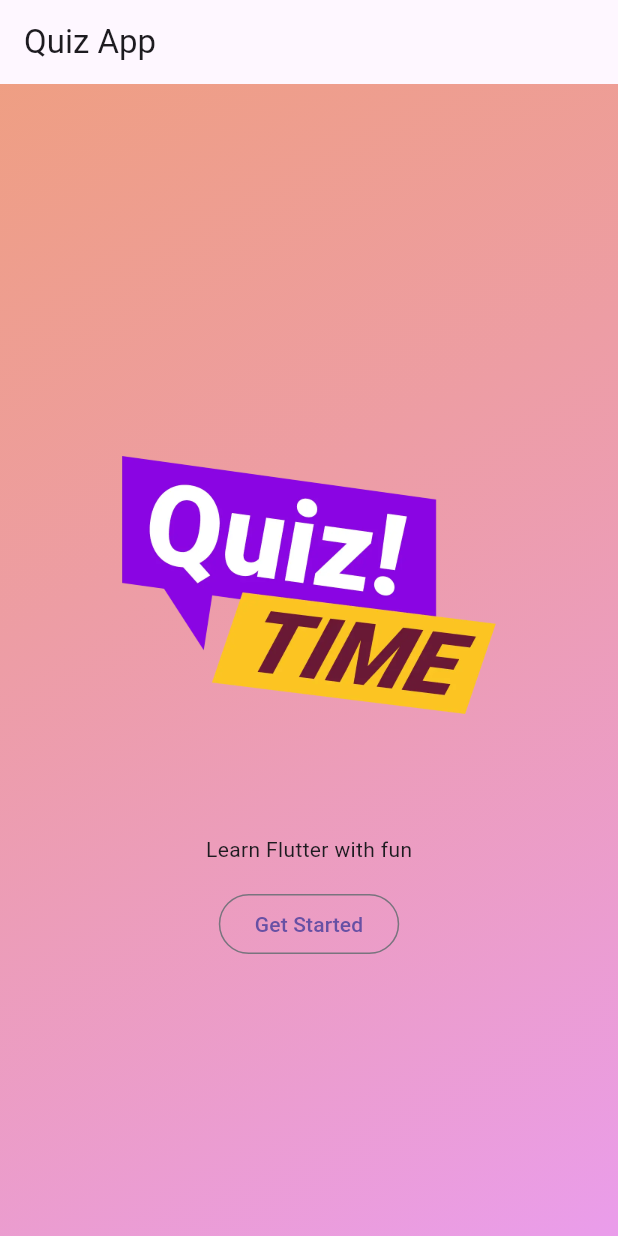
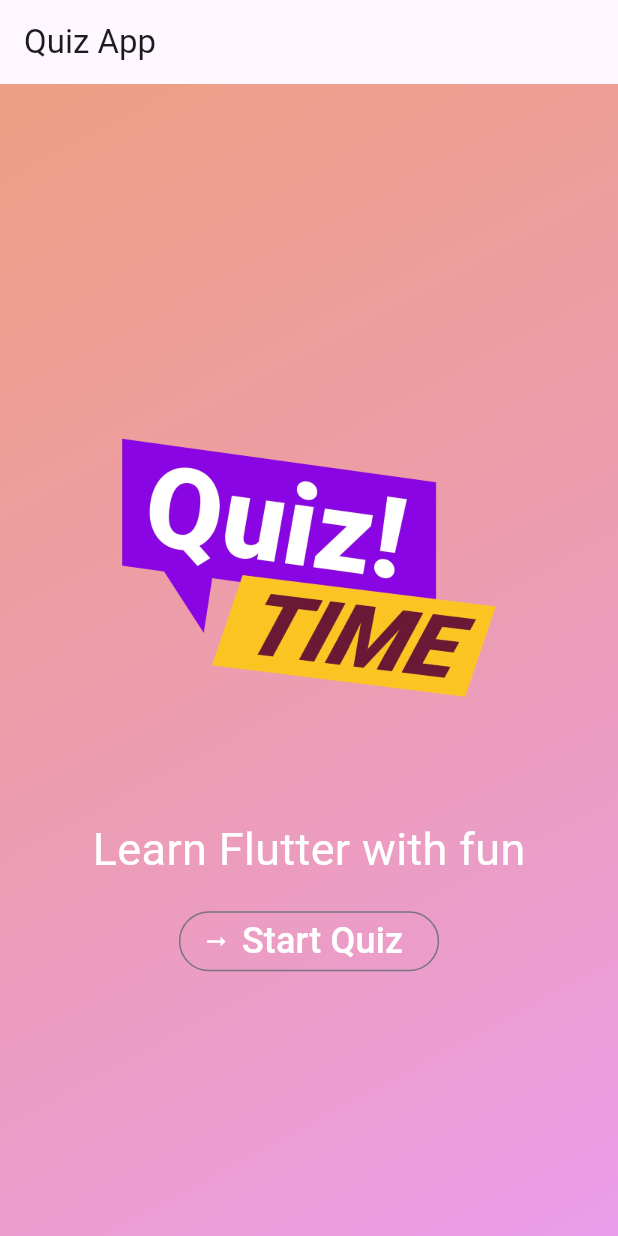
Before and after one commit to Dolma455/quiz_app, a Flutter app: the screen it shows after launch, on a phone screen of 412 x 824 dp. Run offline on Flutter 3.47's test engine with Material 3 defaults, Android fonts, the light colour scheme and no system bars.

Commit message:
feat: Adding icon to outlinedButton

```diff
--- a/lib/screen/start_screen.dart
+++ b/lib/screen/start_screen.dart
@@ -16,13 +16,29 @@
           const SizedBox(
             height: 16,
           ),
-          const Text("Learn Flutter with fun"),
+          const Text(
+            "Learn Flutter with fun",
+            style: TextStyle(
+              color: Colors.white,
+              fontSize: 30,
+            ),
+          ),
           const SizedBox(
             height: 16,
           ),
-          OutlinedButton(
+          OutlinedButton.icon(
             onPressed: () {},
-            child: const Text("Get Started"),
+            style: OutlinedButton.styleFrom(
+              foregroundColor: Colors.white,
+            ),
+            icon: const Icon(Icons.arrow_right_alt),
+            label: const Text(
+              "Start Quiz",
+              style: TextStyle(
+                color: Colors.white,
+                fontSize: 24,
+              ),
+            ),
           )
         ],
       ),
```
